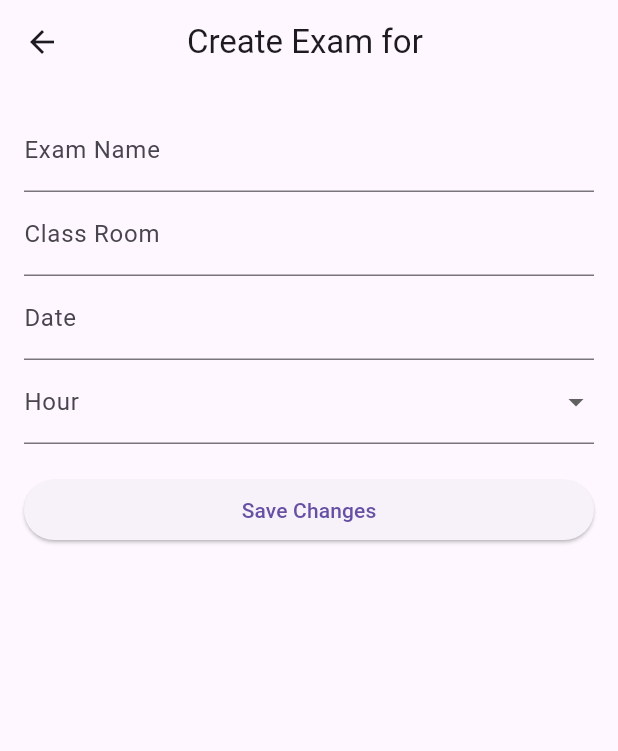
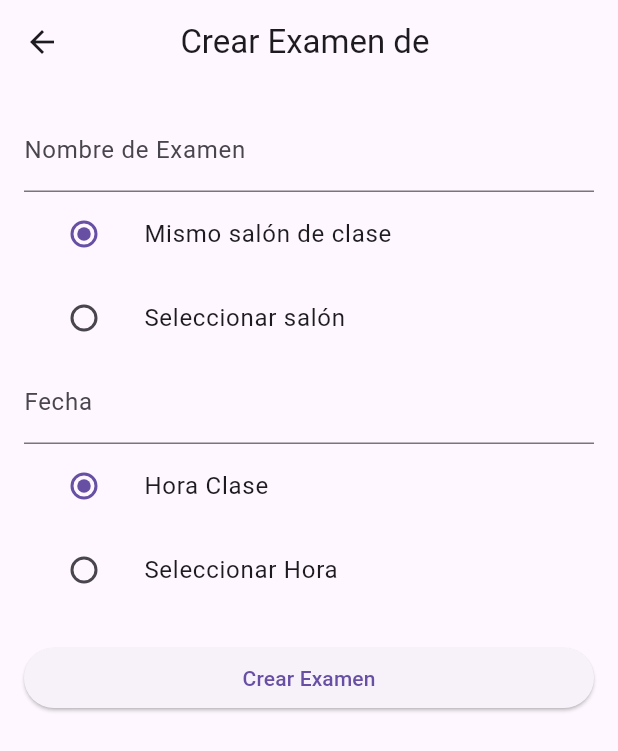
Before and after one commit to robecm/FaceCheck-UANL-Frontend, a Flutter app: the CreateClassExamScreen screen opened directly with empty values, on a phone screen of 412 x 824 dp. Shown: the top 751 px of the screen. Run offline on Flutter 3.47's test engine with Material 3 defaults, Android fonts, the phone set to English and light mode, and no system bars; our stand-ins replace camera; network calls fail.

Commit message:
Fully implement create class exam function

```diff
--- a/lib/screens/teacher_home/class_screen/exams/create_class_exam_screen.dart
+++ b/lib/screens/teacher_home/class_screen/exams/create_class_exam_screen.dart
@@ -6,8 +6,10 @@ import '../../../../services/teacher_api_service.dart';
 class CreateClassExamScreen extends StatefulWidget {
   final int classId;
   final String className;
+  final String classHour; // Add classHour
+  final String classRoom; // Add classRoom
 
-  const CreateClassExamScreen({super.key, required this.classId, required this.className});
+  const CreateClassExamScreen({super.key, required this.classId, required this.className, required this.classHour, required this.classRoom});
 
   @override
   _CreateClassExamScreenState createState() => _CreateClassExamScreenState();
@@ -17,16 +19,12 @@ class _CreateClassExamScreenState extends State<CreateClassExamScreen> {
   late TextEditingController examNameController;
   late TextEditingController classRoomController;
   late TextEditingController dateController;
+  late TextEditingController hourController;
+  bool isLoading = false;
+  bool useClassHour = true;
+  bool useClassRoom = true; // Add useClassRoom
   String? selectedHour;
-  bool isLoading = false;
-
   final _formKey = GlobalKey<FormState>();
-
-  final List<String> hourOptions = [
-    'M1', 'M2', 'M3', 'M4', 'M5', 'M6',
-    'V1', 'V2', 'V3', 'V4', 'V5', 'V6',
-    'N1', 'N2', 'N3', 'N4', 'N5', 'N6',
-  ];
 
   @override
   void initState() {
@@ -34,6 +32,7 @@ class _CreateClassExamScreenState extends State<CreateClassExamScreen> {
     examNameController = TextEditingController();
     classRoomController = TextEditingController();
     dateController = TextEditingController();
+    hourController = TextEditingController();
   }
 
   @override
@@ -41,6 +40,7 @@ class _CreateClassExamScreenState extends State<CreateClassExamScreen> {
     examNameController.dispose();
     classRoomController.dispose();
     dateController.dispose();
+    hourController.dispose();
     super.dispose();
   }
 
@@ -58,6 +58,19 @@ class _CreateClassExamScreenState extends State<CreateClassExamScreen> {
     }
   }
 
+  Future<void> _selectTime(BuildContext context) async {
+    final TimeOfDay? picked = await showTimePicker(
+      context: context,
+      initialTime: TimeOfDay.now(),
+    );
+    if (picked != null) {
+      setState(() {
+        hourController.text = picked.format(context);
+        selectedHour = picked.format(context);
+      });
+    }
+  }
+
   Future<void> _createExam() async {
     if (!_formKey.currentState!.validate()) {
       return;
@@ -71,8 +84,8 @@ class _CreateClassExamScreenState extends State<CreateClassExamScreen> {
       examName: examNameController.text,
       classId: widget.classId,
       date: dateController.text,
-      classRoom: classRoomController.text,
-      hour: selectedHour!,
+      classRoom: useClassRoom ? widget.classRoom : classRoomController.text, // Use classRoom if useClassRoom is true
+      hour: useClassHour ? widget.classHour : selectedHour!, // Use classHour if useClassHour is true
     );
 
     try {
@@ -81,12 +94,12 @@ class _CreateClassExamScreenState extends State<CreateClassExamScreen> {
 
       if (response.success) {
         ScaffoldMessenger.of(context).showSnackBar(
-          SnackBar(content: Text('Exam created successfully')),
+          SnackBar(content: Text('Examen creado correctamente')),
         );
-        Navigator.pop(context, true); // Pass true to indicate success
+        Navigator.pop(context, true);
       } else {
         ScaffoldMessenger.of(context).showSnackBar(
-          SnackBar(content: Text('Failed to create exam: ${response.error}')),
+          SnackBar(content: Text('Error al crear examen: ${response.error}')),
         );
       }
     } catch (e) {
@@ -104,7 +117,7 @@ class _CreateClassExamScreenState extends State<CreateClassExamScreen> {
   Widget build(BuildContext context) {
     return Scaffold(
       appBar: AppBar(
-        title: Text('Create Exam for ${widget.className}'),
+        title: Text('Crear Examen de ${widget.className}'),
         centerTitle: true,
       ),
       body: Padding(
@@ -115,61 +128,80 @@ class _CreateClassExamScreenState extends State<CreateClassExamScreen> {
             children: [
               TextFormField(
                 controller: examNameController,
-                decoration: InputDecoration(
-                  labelText: 'Exam Name',
+                decoration: InputDecoration(labelText: 'Nombre de Examen'),
+                validator: (value) => value == null || value.isEmpty ? 'El nombre del examen no puede estar vacío' : null,
               ),
-                validator: (value) {
-                  if (value == null || value.isEmpty) {
-                    return 'Exam name cannot be empty';
-                  }
-                  return null;
+              ListTile(
+                title: Text('Mismo salón de clase'),
+                leading: Radio<bool>(
+                  value: true,
+                  groupValue: useClassRoom,
+                  onChanged: (value) {
+                    setState(() {
+                      useClassRoom = value!;
+                    });
                   },
                 ),
+              ),
+              ListTile(
+                title: Text('Seleccionar salón'),
+                leading: Radio<bool>(
+                  value: false,
+                  groupValue: useClassRoom,
+                  onChanged: (value) {
+                    setState(() {
+                      useClassRoom = value!;
+                    });
+                  },
+                ),
+              ),
+              if (!useClassRoom)
                 TextFormField(
                   controller: classRoomController,
-                decoration: InputDecoration(
-                  labelText: 'Class Room',
-                ),
-                validator: (value) {
-                  if (value == null || value.isEmpty) {
-                    return 'Class room cannot be empty';
-                  }
-                  return null;
-                },
+                  decoration: InputDecoration(labelText: 'Salón'),
+                  validator: (value) => value == null || value.isEmpty ? 'El salón no puede estar vacío' : null,
                 ),
               TextFormField(
                 controller: dateController,
-                decoration: InputDecoration(
-                  labelText: 'Date',
-                ),
+                decoration: InputDecoration(labelText: 'Fecha'),
                 readOnly: true,
                 onTap: () => _selectDate(context),
-                validator: (value) {
-                  if (value == null || value.isEmpty) {
-                    return 'Date cannot be empty';
-                  }
-                  return null;
+                validator: (value) => value == null || value.isEmpty ? 'La fecha no puede estar vacía' : null,
+              ),
+              ListTile(
+                title: Text('Hora Clase'),
+                leading: Radio<bool>(
+                  value: true,
+                  groupValue: useClassHour,
+                  onChanged: (value) {
+                    setState(() {
+                      useClassHour = value!;
+                      selectedHour = null;
+                    });
                   },
                 ),
-              DropdownButtonFormField<String>(
-                value: selectedHour,
-                decoration: InputDecoration(
-                  labelText: 'Hour',
               ),
-                items: hourOptions.map((String value) {
-                  return DropdownMenuItem<String>(
-                    value: value,
-                    child: Text(value),
-                  );
-                }).toList(),
-                onChanged: (newValue) {
+              ListTile(
+                title: Text('Seleccionar Hora'),
+                leading: Radio<bool>(
+                  value: false,
+                  groupValue: useClassHour,
+                  onChanged: (value) {
                     setState(() {
-                    selectedHour = newValue;
+                      useClassHour = value!;
                     });
                   },
+                ),
+              ),
+              if (!useClassHour)
+                TextFormField(
+                  controller: hourController,
+                  decoration: InputDecoration(labelText: 'Hora (HH:mm)'),
+                  readOnly: true,
+                  onTap: () => _selectTime(context),
                   validator: (value) {
-                  if (value == null || value.isEmpty) {
-                    return 'Hour cannot be empty';
+                    if (!useClassHour && (value == null || value.isEmpty)) {
+                      return 'La hora no puede estar vacía';
                     }
                     return null;
                   },
@@ -179,7 +211,7 @@ class _CreateClassExamScreenState extends State<CreateClassExamScreen> {
                   ? Center(child: CircularProgressIndicator())
                   : ElevatedButton(
                 onPressed: _createExam,
-                      child: Text('Save Changes'),
+                child: Text('Crear Examen'),
               ),
             ],
           ),
--- a/lib/screens/teacher_home/class_screen/teacher_classes_screen.dart
+++ b/lib/screens/teacher_home/class_screen/teacher_classes_screen.dart
@@ -80,6 +80,8 @@ class TeacherClassesScreenState extends State<TeacherClassesScreen> {
                     builder: (context) => ClassExamsScreen(
                       classId: classInfo.classId,
                       className: classInfo.className,
+                      classHour: classInfo.startTime, // Pass classHour
+                      classRoom: classInfo.classRoom, // Pass classRoom
                     ),
                   ),
                 );
```
Also changed, not shown: lib/models/teacher/class/exams/create_class_exam_request.dart (+27 -2 lines), lib/models/teacher/class/exams/retrieve_class_exams_response.dart (+22 -14 lines), lib/screens/teacher_home/class_screen/exams/class_exams_screen.dart (+65 -6 lines). Lines whose indentation alone changed are shown as unchanged.
